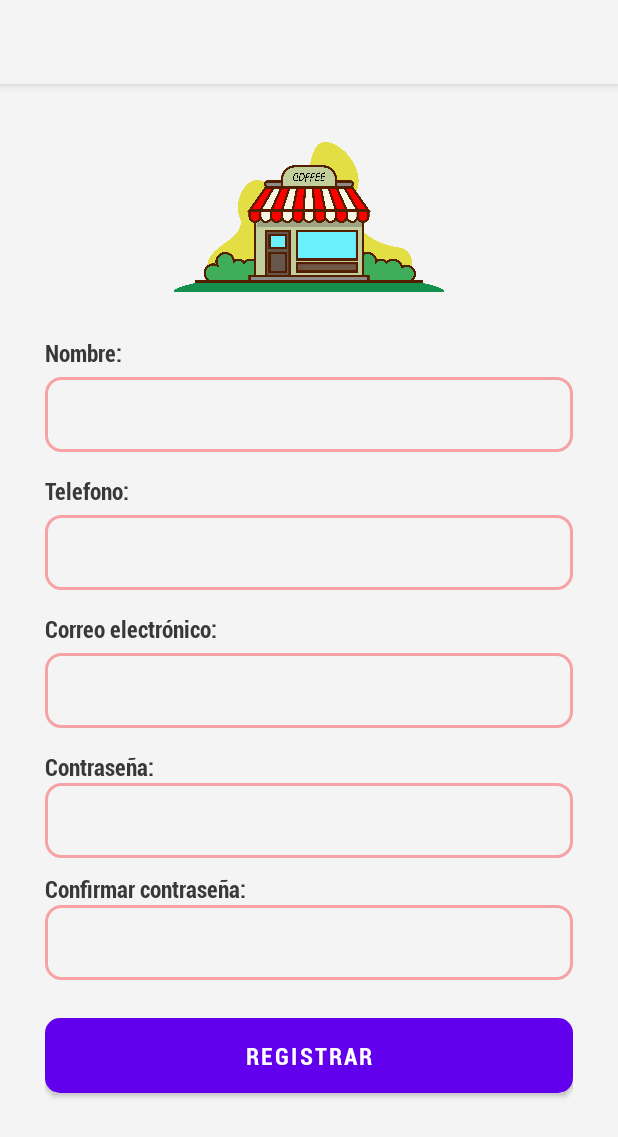
After one commit to SaulCam432/CoffeeNix, an Android app: the Register screen opened directly, with no data from a screen before it, on a phone screen of 412 x 824 dp. The commit adds this screen. Shown: the top 1137 px of the screen. Run offline under Robolectric (Android 15) with nearby library versions, the phone set to English and light mode, and no system bars; 5 statements that could not run were skipped.

Commit message:
Creación de pantalla de registro

```diff
--- a/app/src/main/AndroidManifest.xml
+++ b/app/src/main/AndroidManifest.xml
@@ -13,6 +13,10 @@
         android:theme="@style/Theme.CoffeeNix"
         tools:targetApi="31">
         <activity
+            android:name=".Register"
+            android:exported="false"
+            android:parentActivityName=".Login"/>
+        <activity
             android:name=".Login"
             android:exported="false" />
         <activity
--- a/app/src/main/java/com/example/coffeenix/Login.kt
+++ b/app/src/main/java/com/example/coffeenix/Login.kt
@@ -1,5 +1,6 @@
 package com.example.coffeenix
 
+import android.content.Intent
 import androidx.appcompat.app.AppCompatActivity
 import android.os.Bundle
 import com.example.coffeenix.databinding.ActivityLoginBinding
@@ -10,5 +11,14 @@ class Login : AppCompatActivity() {
         super.onCreate(savedInstanceState)
         binding = ActivityLoginBinding.inflate(layoutInflater)
         setContentView(binding.root)
+
+        binding.loginBtnRegister.setOnClickListener{
+            goToRegisterActivity()
+        }
+    }
+
+    private fun goToRegisterActivity() {
+        val i = Intent(this, Register::class.java)
+        startActivity(i)
     }
 }
--- /dev/null
+++ b/app/src/main/java/com/example/coffeenix/Register.kt
@@ -0,0 +1,31 @@
+package com.example.coffeenix
+
+import android.annotation.SuppressLint
+import android.content.Intent
+import androidx.appcompat.app.AppCompatActivity
+import android.os.Bundle
+import androidx.appcompat.widget.Toolbar
+import androidx.core.content.ContextCompat
+import com.example.coffeenix.databinding.ActivityRegisterBinding
+
+class Register : AppCompatActivity() {
+    private lateinit var binding: ActivityRegisterBinding
+    override fun onCreate(savedInstanceState: Bundle?) {
+        super.onCreate(savedInstanceState)
+        binding = ActivityRegisterBinding.inflate(layoutInflater)
+        setContentView(binding.root)
+
+        binding.toolbar.toolbar.setTitleTextColor(ContextCompat.getColor(this, R.color.textColor))
+        binding.toolbar.toolbar.setTitleTextColor(ContextCompat.getColor(this, R.color.black))
+        binding.toolbar.toolbar.setTitle(R.string.RegisterTitle)
+        binding.toolbar.toolbar.setTitleTextAppearance(this, R.style.ActionBarTitle)
+        setSupportActionBar(binding.toolbar.toolbar)
+        supportActionBar?.setDisplayHomeAsUpEnabled(true)
+
+    }
+
+    private fun goToLogin(){
+        val i = Intent(this, Login::class.java)
+        startActivity(i)
+    }
+}
--- /dev/null
+++ b/app/src/main/res/drawable/ic_arrow_back.xml
@@ -0,0 +1,6 @@
+<vector android:alpha="0.8" android:autoMirrored="true"
+    android:height="24dp" android:tint="#000000"
+    android:viewportHeight="24" android:viewportWidth="24"
+    android:width="24dp" xmlns:android="http://schemas.android.com/apk/res/android">
+    <path android:fillColor="@android:color/white" android:pathData="M11.67,3.87L9.9,2.1 0,12l9.9,9.9 1.77,-1.77L3.54,12z"/>
+</vector>
--- a/app/src/main/res/drawable/input_one.xml
+++ b/app/src/main/res/drawable/input_one.xml
@@ -1,6 +1,6 @@
 <?xml version="1.0" encoding="utf-8"?>
 <shape xmlns:android="http://schemas.android.com/apk/res/android">
     <stroke android:color="#F7A2A5" android:width="2dp"></stroke>
-    <solid android:color="#fff"/>
+    <solid android:color="@color/backgroundColor"/>
     <corners android:radius="10dp"></corners>
 </shape>
--- /dev/null
+++ b/app/src/main/res/layout/action_bar.xml
@@ -0,0 +1,13 @@
+<?xml version="1.0" encoding="utf-8"?>
+<com.google.android.material.appbar.AppBarLayout xmlns:android="http://schemas.android.com/apk/res/android"
+    android:layout_width="match_parent"
+    android:layout_height="wrap_content"
+    xmlns:app="http://schemas.android.com/apk/res-auto">
+
+    <androidx.appcompat.widget.Toolbar
+        android:id="@+id/toolbar"
+        android:layout_width="match_parent"
+        android:layout_height="wrap_content"
+        android:background="@color/backgroundColor"/>
+
+</com.google.android.material.appbar.AppBarLayout>
--- a/app/src/main/res/layout/activity_login.xml
+++ b/app/src/main/res/layout/activity_login.xml
@@ -42,7 +42,7 @@
             android:layout_gravity="left"/>
 
         <EditText
-            android:id="@+id/txtCorreoL"
+            android:id="@+id/loginEditTextEmail"
             android:layout_width="match_parent"
             android:layout_height="50dp"
             android:layout_marginTop="5dp"
@@ -65,7 +65,7 @@
             android:layout_gravity="left" />
 
         <EditText
-            android:id="@+id/txtPswL"
+            android:id="@+id/loginEditTextPsw"
             android:layout_width="match_parent"
             android:layout_height="50dp"
             android:layout_marginBottom="25dp"
@@ -78,14 +78,14 @@
             android:textColor="@color/textColor" />
 
         <Button
-            android:id="@+id/btnLogin"
+            android:id="@+id/loginBtnLogin"
             android:layout_width="match_parent"
             android:layout_height="50dp"
             android:background="@drawable/button_1"
             android:text="@string/loginBtnText"
             android:textAlignment="center"
             android:textColor="@color/white"
-            android:textSize="20dp"
+            android:textSize="16sp"
             android:fontFamily="@font/roboto_bold_condensed" />
 
         <LinearLayout
@@ -104,7 +104,7 @@
                 android:fontFamily="@font/roboto_bold_condensed"/>
 
             <Button
-                android:id="@+id/btnRegister"
+                android:id="@+id/loginBtnRegister"
                 android:layout_width="wrap_content"
                 android:layout_height="wrap_content"
                 android:background="@android:color/transparent"
--- /dev/null
+++ b/app/src/main/res/layout/activity_register.xml
@@ -0,0 +1,158 @@
+<?xml version="1.0" encoding="utf-8"?>
+<androidx.coordinatorlayout.widget.CoordinatorLayout xmlns:android="http://schemas.android.com/apk/res/android"
+    xmlns:app="http://schemas.android.com/apk/res-auto"
+    xmlns:tools="http://schemas.android.com/tools"
+    android:layout_width="match_parent"
+    android:layout_height="match_parent"
+    android:background="@color/backgroundColor"
+    tools:context=".Register">
+
+    <include
+        android:id="@+id/toolbar"
+        layout="@layout/action_bar" />
+
+    <LinearLayout
+        android:layout_width="match_parent"
+        android:layout_height="match_parent"
+        android:gravity="center"
+        android:orientation="vertical"
+        android:layout_marginLeft="30dp"
+        android:layout_marginRight="30dp">
+
+        <ImageView
+            android:layout_width="wrap_content"
+            android:layout_height="100dp"
+            android:src="@drawable/logo"
+            android:layout_marginBottom="30dp"/>
+
+        <TextView
+            android:layout_width="wrap_content"
+            android:layout_height="wrap_content"
+            android:text="@string/RegisterHintName"
+            android:textSize="15sp"
+            android:textColor="@color/textColor"
+            android:fontFamily="@font/roboto_bold_condensed"
+            android:layout_gravity="left"/>
+
+        <EditText
+            android:id="@+id/registerEditTextName"
+            android:layout_width="match_parent"
+            android:layout_height="50dp"
+            android:layout_marginTop="5dp"
+            android:layout_marginBottom="5dp"
+            android:background="@drawable/input_one"
+            android:inputType="text"
+            android:fontFamily="@font/saira_condensed_regular"
+            android:textSize="15sp"
+            android:paddingLeft="20dp"
+            android:paddingRight="20dp"
+            android:textColor="@color/textColor"/>
+
+        <TextView
+            android:layout_width="wrap_content"
+            android:layout_height="wrap_content"
+            android:text="@string/RegisterHintPhone"
+            android:textSize="15sp"
+            android:layout_marginTop="10dp"
+            android:textColor="@color/textColor"
+            android:fontFamily="@font/roboto_bold_condensed"
+            android:layout_gravity="left"/>
+
+        <EditText
+            android:id="@+id/registerEditTextPhone"
+            android:layout_width="match_parent"
+            android:layout_height="50dp"
+            android:layout_marginTop="5dp"
+            android:layout_marginBottom="5dp"
+            android:background="@drawable/input_one"
+            android:inputType="phone"
+            android:fontFamily="@font/saira_condensed_regular"
+            android:textSize="15sp"
+            android:paddingLeft="20dp"
+            android:paddingRight="20dp"
+            android:textColor="@color/textColor"/>
+
+        <TextView
+            android:layout_width="wrap_content"
+            android:layout_height="wrap_content"
+            android:text="@string/RegisterHintEmail"
+            android:textSize="15sp"
+            android:layout_marginTop="10dp"
+            android:textColor="@color/textColor"
+            android:fontFamily="@font/roboto_bold_condensed"
+            android:layout_gravity="left"/>
+
+        <EditText
+            android:id="@+id/registerEditTextEmail"
+            android:layout_width="match_parent"
+            android:layout_height="50dp"
+            android:layout_marginTop="5dp"
+            android:layout_marginBottom="5dp"
+            android:background="@drawable/input_one"
+            android:inputType="textEmailAddress"
+            android:fontFamily="@font/saira_condensed_regular"
+            android:textSize="15sp"
+            android:paddingLeft="20dp"
+            android:paddingRight="20dp"
+            android:textColor="@color/textColor"/>
+
+        <TextView
+            android:layout_width="wrap_content"
+            android:layout_height="wrap_content"
+            android:text="@string/RegisterHintPsw"
+            android:textSize="15sp"
+            android:layout_marginTop="10dp"
+            android:textColor="@color/textColor"
+            android:fontFamily="@font/roboto_bold_condensed"
+            android:layout_gravity="left" />
+
+        <EditText
+            android:id="@+id/registerEditTextPsw"
+            android:layout_width="match_parent"
+            android:layout_height="50dp"
+            android:background="@drawable/input_one"
+            android:inputType="textPassword"
+            android:fontFamily="@font/saira_condensed_regular"
+            android:textSize="15sp"
+            android:paddingLeft="20dp"
+            android:paddingRight="20dp"
+            android:textColor="@color/textColor" />
+
+        <TextView
+            android:layout_width="wrap_content"
+            android:layout_height="wrap_content"
+            android:text="@string/RegisterHintConfirmPsw"
+            android:textSize="15sp"
+            android:layout_marginTop="10dp"
+            android:textColor="@color/textColor"
+            android:fontFamily="@font/roboto_bold_condensed"
+            android:layout_gravity="left" />
+
+        <EditText
+            android:id="@+id/registerEditTextConfirmPsw"
+            android:layout_width="match_parent"
+            android:layout_height="50dp"
+            android:layout_marginBottom="25dp"
+            android:background="@drawable/input_one"
+            android:inputType="textPassword"
+            android:fontFamily="@font/saira_condensed_regular"
+            android:textSize="15sp"
+            android:paddingLeft="20dp"
+            android:paddingRight="20dp"
+            android:textColor="@color/textColor" />
+
+        <Button
+            android:id="@+id/btnLogin"
+            android:layout_width="match_parent"
+            android:layout_height="50dp"
+            android:background="@drawable/button_1"
+            android:text="@string/RegisterBtnText"
+            android:textAlignment="center"
+            android:textColor="@color/white"
+            android:textSize="16sp"
+            android:fontFamily="@font/roboto_bold_condensed" />
+
+
+    </LinearLayout>
+
+</androidx.coordinatorlayout.widget.CoordinatorLayout>
--- a/app/src/main/res/values/strings.xml
+++ b/app/src/main/res/values/strings.xml
@@ -6,6 +6,16 @@
     <string name="loginBtnText">INICIAR SESIÓN</string>
     <string name="loginCreateAccount">REGISTRATE</string>
     <string name="loginTextCreateAccount">¿Aún no tienes cuenta?</string>
-    <string name="loginHintEmail">Correo electrónico</string>
-    <string name="loginHintPsw">Contraseña</string>
+    <string name="loginHintEmail">Correo electrónico:</string>
+    <string name="loginHintPsw">Contraseña:</string>
+
+    <!-- Register View -->
+    <string name="RegisterTitle">CREAR UNA CUENTA</string>
+    <string name="RegisterBtnText">REGISTRAR</string>
+    <string name="RegisterHintName">Nombre:</string>
+    <string name="RegisterHintPhone">Telefono:</string>
+    <string name="RegisterHintEmail">Correo electrónico:</string>
+    <string name="RegisterHintPsw">Contraseña:</string>
+    <string name="RegisterHintConfirmPsw">Confirmar contraseña:</string>
+
 </resources>
--- /dev/null
+++ b/app/src/main/res/values/styles.xml
@@ -0,0 +1,12 @@
+<?xml version="1.0" encoding="utf-8"?>
+<resources>
+    <style name="ActionBarTitle" parent="android:Widget.TextView">
+        <!-- The action bar title font -->
+        <item name="android:fontFamily">@font/roboto_bold_condensed</item>
+        <!-- Customizes the color of the action bar title-->
+        <item name="android:textColor">@color/textColor</item>
+        <!-- Customizes the size of the action bar title-->
+        <item name="android:textSize">20sp</item>
+
+    </style>
+</resources>
```
